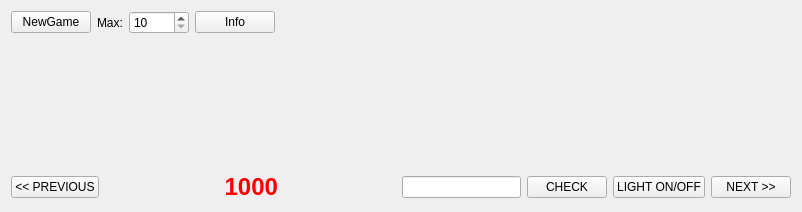
Above: widget.ui from EzR1d3r/XWagons before the change. Below: the same form after it.
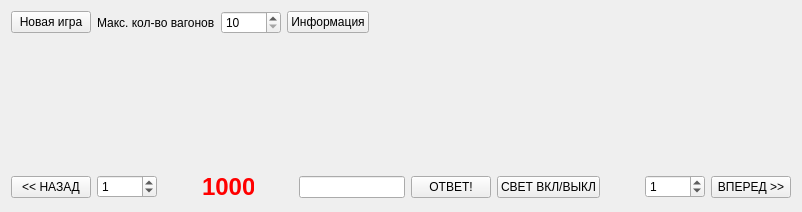
That is the form after the change. Icons and pictures are not drawn.

Commit message: Перевел на русский язык, провка интерфейса, пасхалка

The edit to the form file:
```diff
--- a/widget.ui
+++ b/widget.ui
@@ -22,6 +22,12 @@
     <height>0</height>
    </size>
   </property>
+  <property name="maximumSize">
+   <size>
+    <width>802</width>
+    <height>212</height>
+   </size>
+  </property>
   <property name="windowTitle">
    <string>Widget</string>
   </property>
@@ -34,14 +40,14 @@
      <item>
       <widget class="QPushButton" name="btn_NewGame">
        <property name="text">
-        <string>NewGame</string>
+        <string>Новая игра</string>
        </property>
       </widget>
      </item>
      <item>
       <widget class="QLabel" name="label_2">
        <property name="text">
-        <string>Max:</string>
+        <string>Макс. кол-во вагонов</string>
        </property>
       </widget>
      </item>
@@ -64,7 +70,7 @@
      <item>
       <widget class="QPushButton" name="btnInfo">
        <property name="text">
-        <string>Info</string>
+        <string>Информация</string>
        </property>
       </widget>
      </item>
@@ -163,7 +169,23 @@
      <item>
       <widget class="QPushButton" name="btn_Prev">
        <property name="text">
-        <string>&lt;&lt; PREVIOUS</string>
+        <string>&lt;&lt; НАЗАД</string>
+       </property>
+      </widget>
+     </item>
+     <item>
+      <widget class="QSpinBox" name="sbStepsPrev">
+       <property name="minimumSize">
+        <size>
+         <width>60</width>
+         <height>0</height>
+        </size>
+       </property>
+       <property name="maximum">
+        <number>1000</number>
+       </property>
+       <property name="value">
+        <number>1</number>
        </property>
       </widget>
      </item>
@@ -229,21 +251,50 @@
      <item>
       <widget class="QPushButton" name="btn_Check">
        <property name="text">
-        <string>CHECK</string>
+        <string>ОТВЕТ!</string>
        </property>
       </widget>
      </item>
      <item>
       <widget class="QPushButton" name="btn_Light">
        <property name="text">
-        <string>LIGHT ON/OFF</string>
+        <string>СВЕТ ВКЛ/ВЫКЛ</string>
+       </property>
+      </widget>
+     </item>
+     <item>
+      <spacer name="horizontalSpacer_6">
+       <property name="orientation">
+        <enum>Qt::Horizontal</enum>
+       </property>
+       <property name="sizeHint" stdset="0">
+        <size>
+         <width>40</width>
+         <height>20</height>
+        </size>
+       </property>
+      </spacer>
+     </item>
+     <item>
+      <widget class="QSpinBox" name="sbStepsNext">
+       <property name="minimumSize">
+        <size>
+         <width>60</width>
+         <height>0</height>
+        </size>
+       </property>
+       <property name="maximum">
+        <number>1000</number>
+       </property>
+       <property name="value">
+        <number>1</number>
        </property>
       </widget>
      </item>
      <item>
       <widget class="QPushButton" name="btn_Next">
        <property name="text">
-        <string>NEXT &gt;&gt;</string>
+        <string>ВПЕРЕД &gt;&gt;</string>
        </property>
       </widget>
      </item>
```
Left out of the diff: 2 changed lines with no effect on the pictures. The commit also changes 4 other files.
